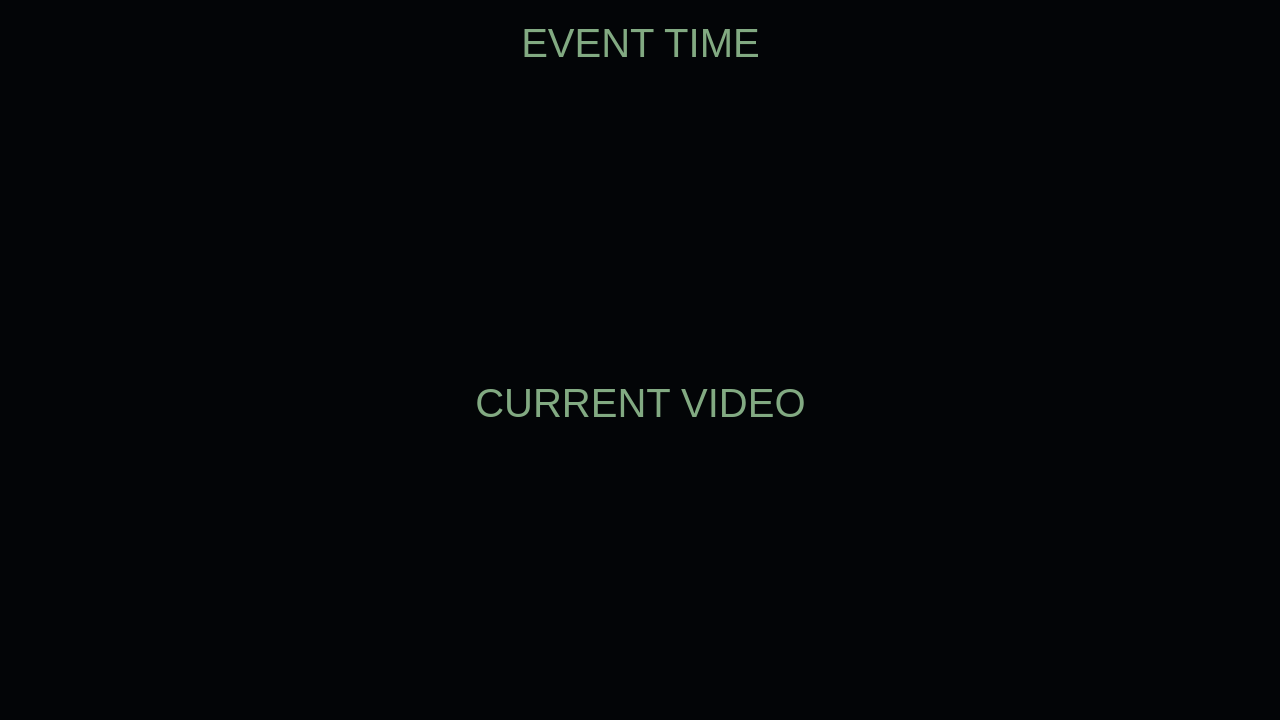
Before: the Qt Designer form src/mainwindow.ui in petrix/timer, drawn with Qt 5.
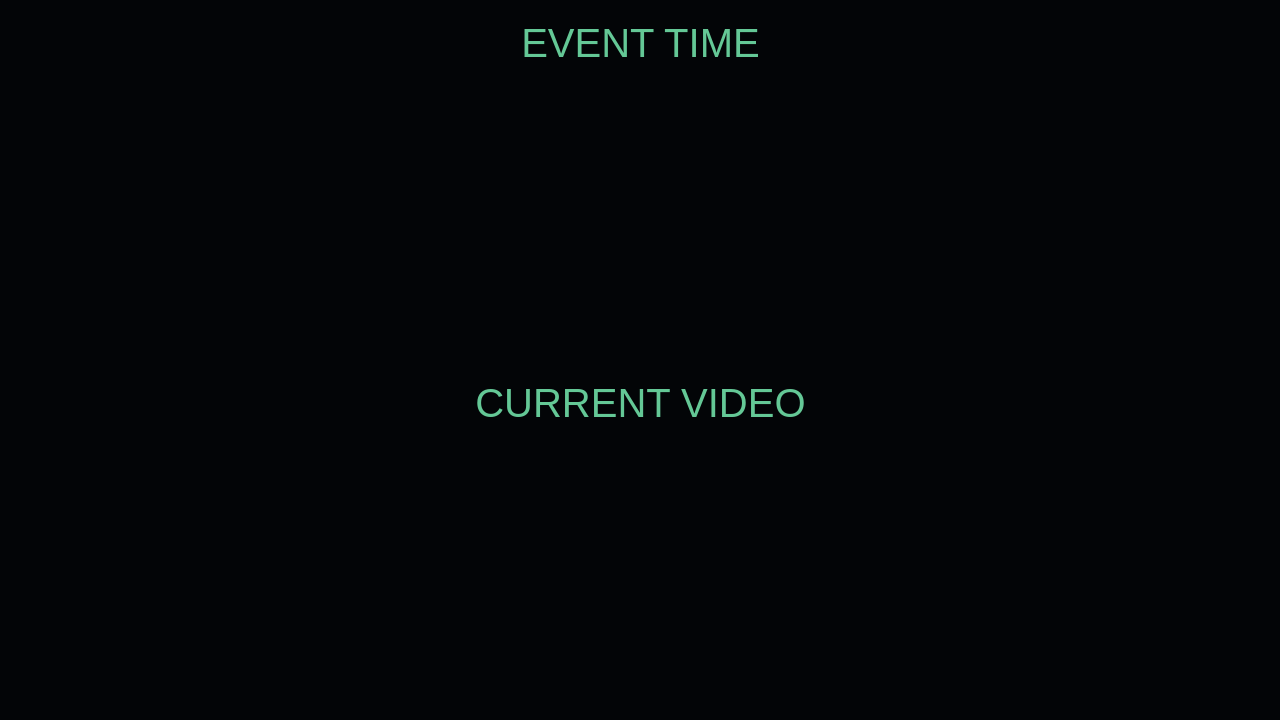
After: the same form once the commit is applied. Icons and pictures are not drawn.

```diff
--- a/src/mainwindow.ui
+++ b/src/mainwindow.ui
@@ -17,7 +17,7 @@
    <string notr="true">background-color: rgb(3, 5, 7);
 border-width: 0;
 font: 30pt;
-color:rgb(130, 170, 130);
+color:rgb(100, 200, 150);
 	  </string>
   </property>
   <layout class="QGridLayout" name="_1">
```
